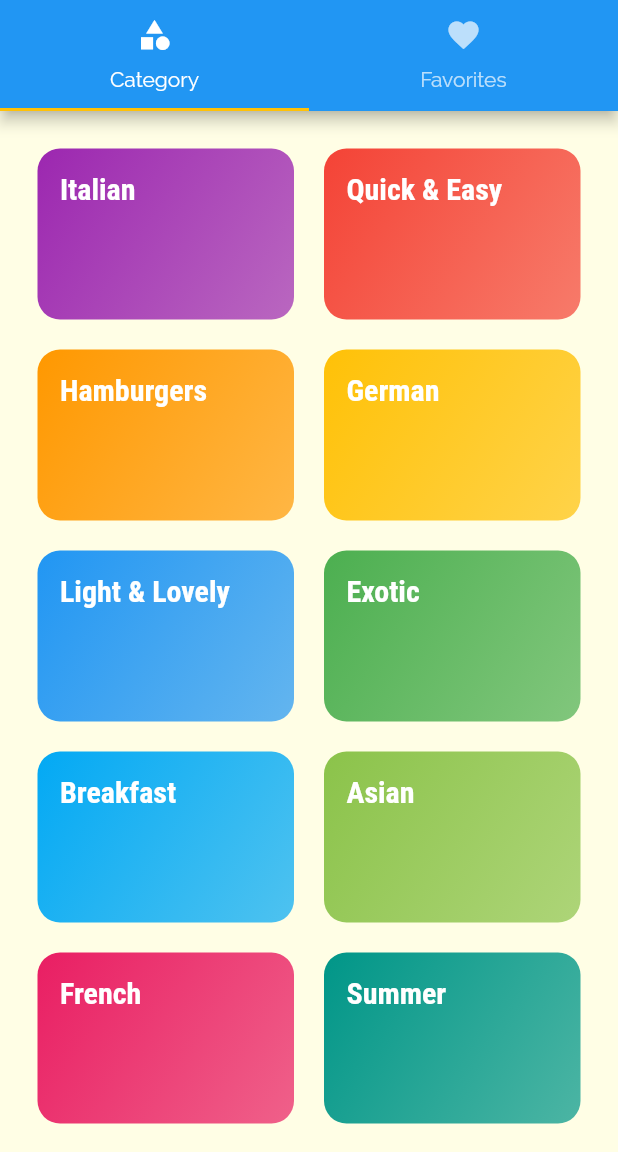
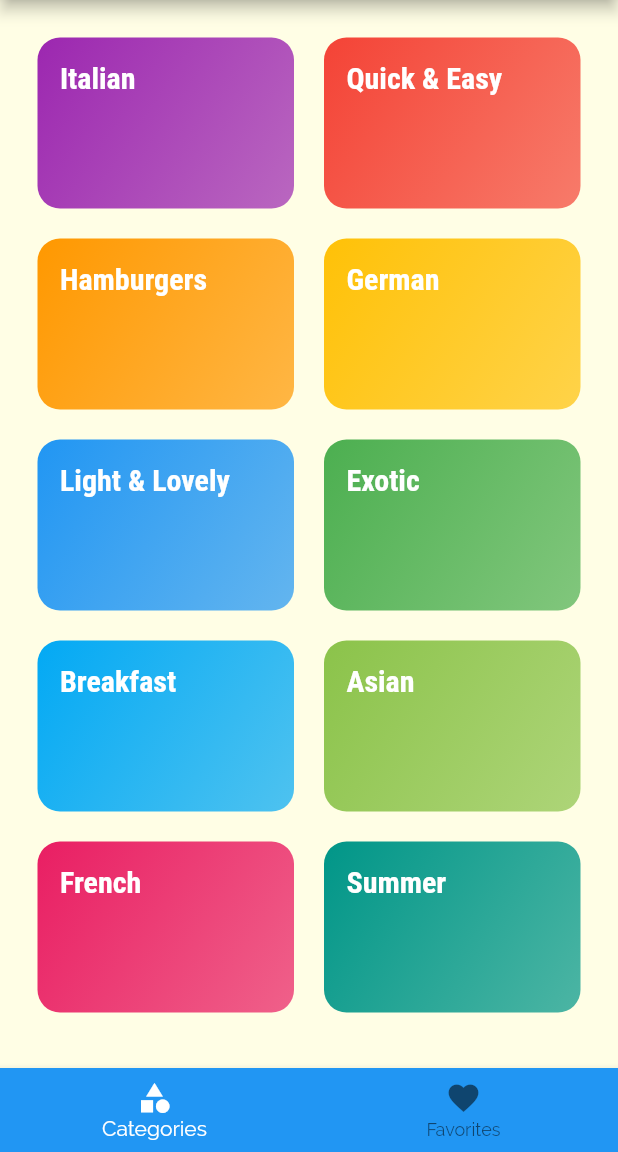
Before and after one commit to Akash4097/RecipeApp, a Flutter app: the screen it shows after launch, on a phone screen of 412 x 824 dp, the part 84-1236 px from its top. Run offline on Flutter 3.47's test engine with Material 2 defaults, Android fonts, the phone set to English and light mode, and no system bars.

Commit message:
add BottomNavigationBarItem using bottomNavigation of scaffold

```diff
--- a/lib/screens/tabs_screen.dart
+++ b/lib/screens/tabs_screen.dart
@@ -3,30 +3,45 @@ import 'package:flutter/material.dart';
 import './categories_screen.dart';
 import './favorites_screen.dart';
 
-class TabsScreen extends StatelessWidget {
+class TabsScreen extends StatefulWidget {
+  @override
+  _TabsScreenState createState() => _TabsScreenState();
+}
+
+class _TabsScreenState extends State<TabsScreen> {
+  final List<Map<String, Object>> _pages = [
+    {"page": CategoriesScreen(), "title": "Categories"},
+    {"page": FavoritesScreen(), "title": "Favorites"}
+  ];
+
+  int _selectedIndex = 0;
+
+  void _selectedPage(int index) {
+    setState(() {
+      _selectedIndex = index;
+    });
+  }
 
   @override
   Widget build(BuildContext context) {
-    return DefaultTabController(length: 2,
-      child: Scaffold(
-        appBar: AppBar(
-          title: Text("Meals"),
-          bottom: TabBar(
-            tabs: <Widget>[
-              Tab(
-                icon: Icon(Icons.category),
-                text: "Category",
-              ),
-              Tab(
-                icon: Icon(Icons.favorite),
-                text: "Favorites",
-              )
-            ],
-          ),
-        ),
-        body: TabBarView(
-          children: <Widget>[CategoriesScreen(), FavoritesScreen()],
-        ),
+    return Scaffold(
+      appBar: AppBar(
+        title: Text("Meals"),
+      ),
+      body: _pages[_selectedIndex]["page"],
+      bottomNavigationBar: BottomNavigationBar(
+        backgroundColor: Theme.of(context).primaryColor,
+        elevation: 4,
+        selectedItemColor: Colors.white,
+        unselectedItemColor: Colors.black54,
+        currentIndex: _selectedIndex,
+        items: [
+          BottomNavigationBarItem(
+              icon: Icon(Icons.category), title: Text("Categories")),
+          BottomNavigationBarItem(
+              icon: Icon(Icons.favorite), title: Text("Favorites")),
+        ],
+        onTap: _selectedPage,
       ),
     );
   }
```
